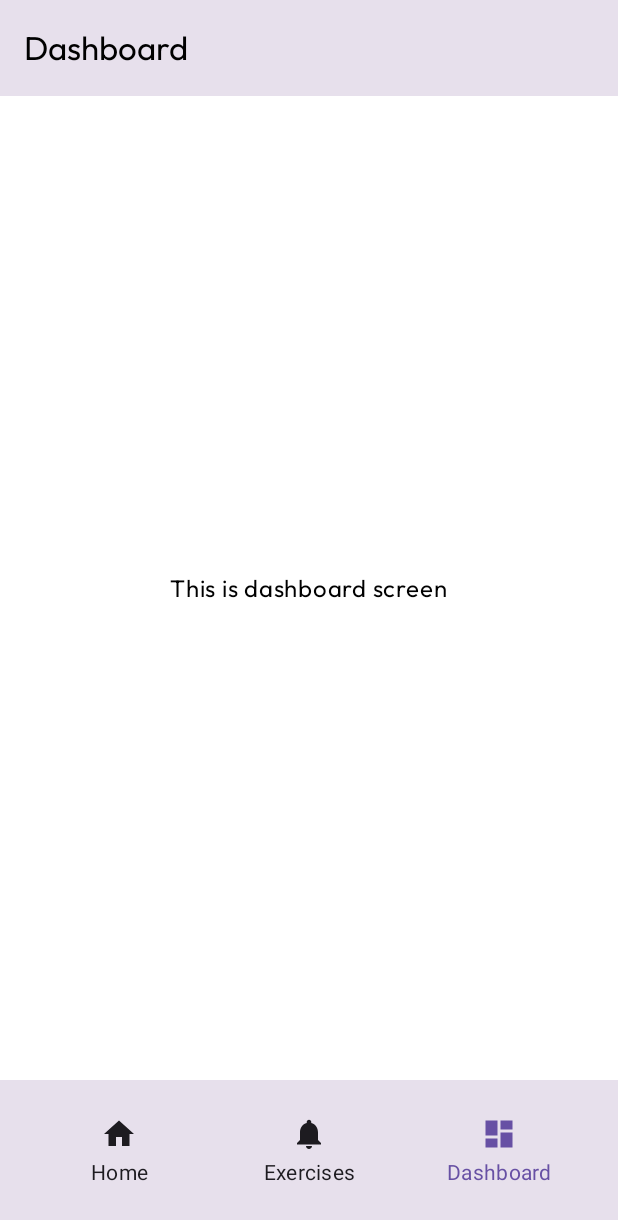
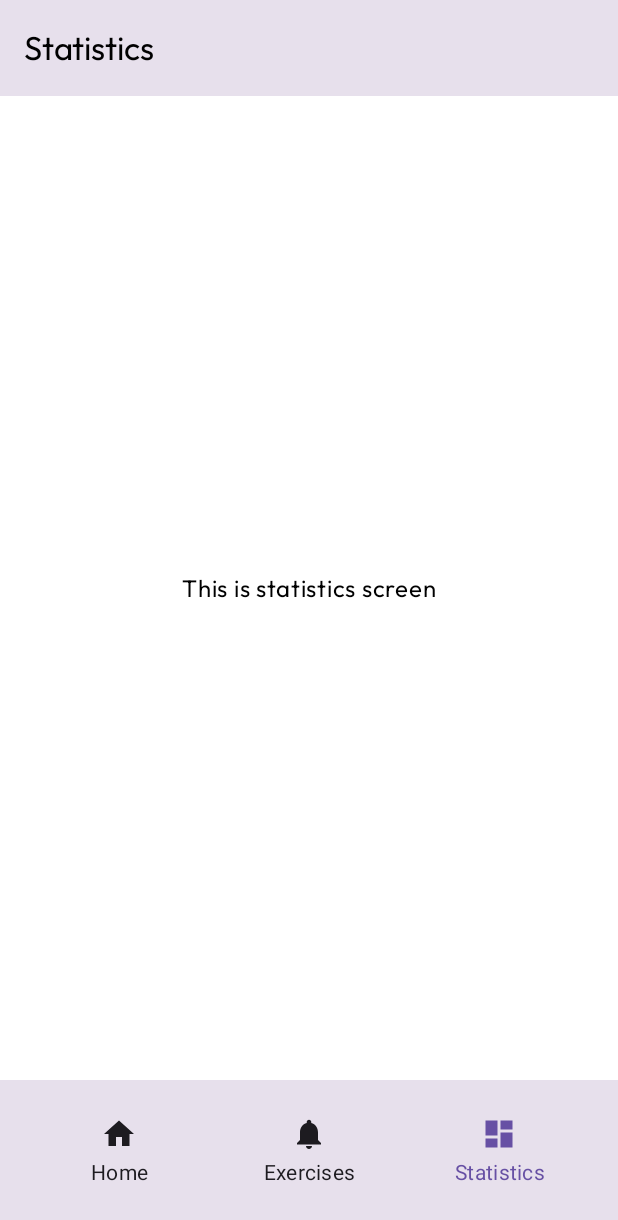
Before and after one commit to cristiangoncas/SnackMovement, an Android app built with Jetpack Compose: the StatisticsScreen screen opened through its navigation route, on a phone screen of 412 x 824 dp. Shown: the top 1220 px of the screen. Run offline under Robolectric (Android 15) with nearby library versions, the phone set to English and light mode, and no system bars.

Commit message:
Refactored string to use "Statistics" instead of Dashboard

```diff
--- a/app/src/main/java/com/cristiangoncas/snackmovement/ui/Navigation.kt
+++ b/app/src/main/java/com/cristiangoncas/snackmovement/ui/Navigation.kt
@@ -51,7 +51,7 @@ fun Navigation() {
             icon = painterResource(R.drawable.ic_notifications_black_24dp),
         ),
         TopLevelRoute(
-            name = stringResource(R.string.title_dashboard),
+            name = stringResource(R.string.title_statistics),
             route = Statistics,
             icon = painterResource(R.drawable.ic_dashboard_black_24dp),
         ),
--- a/app/src/main/java/com/cristiangoncas/snackmovement/ui/screens/dashboard/StatisticsScreen.kt
+++ b/app/src/main/java/com/cristiangoncas/snackmovement/ui/screens/dashboard/StatisticsScreen.kt
@@ -23,7 +23,7 @@ import com.cristiangoncas.snackmovement.ui.Screen
 @OptIn(ExperimentalMaterial3Api::class)
 @Composable
 fun StatisticsScreen(
-    viewModel: DashboardViewModel = viewModel(),
+    viewModel: StatisticsViewModel = viewModel(),
 ) {
     val state = viewModel.state.collectAsState()
     Screen {
@@ -31,7 +31,7 @@ fun StatisticsScreen(
             topBar = {
                 TopAppBar(
                     title = {
-                        Text(text = stringResource(R.string.title_dashboard))
+                        Text(text = stringResource(R.string.title_statistics))
                     },
                     colors = TopAppBarDefaults.topAppBarColors(
                         containerColor = MaterialTheme.colorScheme.surfaceVariant,
--- a/app/src/main/java/com/cristiangoncas/snackmovement/ui/screens/dashboard/DashboardViewModel.kt
+++ b/app/src/main/java/com/cristiangoncas/snackmovement/ui/screens/dashboard/StatisticsViewModel.kt
@@ -4,12 +4,12 @@ import androidx.lifecycle.ViewModel
 import kotlinx.coroutines.flow.MutableStateFlow
 import kotlinx.coroutines.flow.asStateFlow
 
-class DashboardViewModel : ViewModel() {
+class StatisticsViewModel : ViewModel() {
 
     private val _state = MutableStateFlow(UIState())
     val state get() = _state.asStateFlow()
 }
 
 data class UIState(
-    val text: String = "This is dashboard screen",
+    val text: String = "This is statistics screen",
 )
--- a/app/src/main/res/values/strings.xml
+++ b/app/src/main/res/values/strings.xml
@@ -1,8 +1,7 @@
 <resources>
     <string name="app_name">SnackMovement</string>
     <string name="title_home">Home</string>
-    <string name="title_dashboard">Dashboard</string>
-    <string name="title_notifications">Notifications</string>
+    <string name="title_statistics">Statistics</string>
     <string name="your_favourite_exercises">Your favourite exercises</string>
     <string name="title_exercises">Exercises</string>
 </resources>
```
